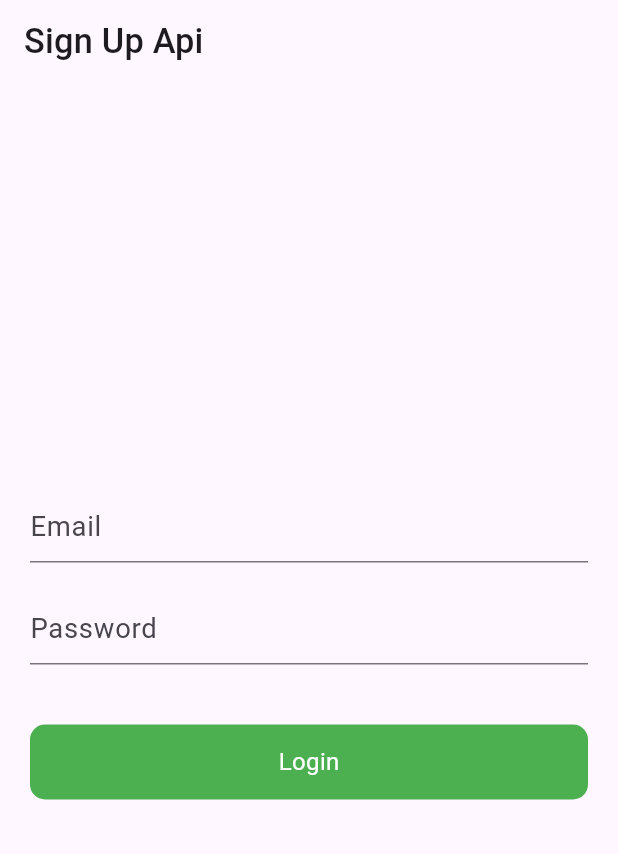
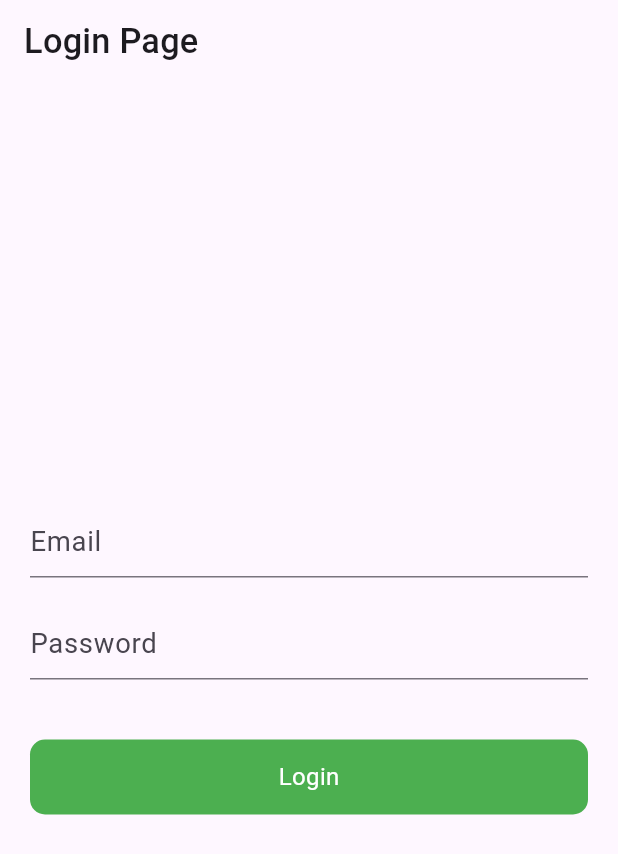
Before and after one commit to GavelKharmalki/employee_management, a Flutter app: the screen it shows after launch, on a phone screen of 412 x 824 dp. Shown: the top 854 px of the screen. Run offline on Flutter 3.47's test engine with Material 3 defaults, Android fonts, the phone set to English and light mode, and no system bars; our stand-ins replace flutter_screenutil.

Commit message:
Loginup page fixed

```diff
--- a/lib/authentication/signup.dart
+++ b/lib/authentication/signup.dart
@@ -1,7 +1,9 @@
-import 'package:employee_management/model/login_request_model.dart';
-import 'package:employee_management/screens/homepage.dart';
+
 import 'package:employee_management/service/api_service.dart';
 import 'package:flutter/material.dart';
+import 'package:employee_management/screens/homepage.dart';
+
+import '../model/login_request_model.dart';
 
 class SignUpScreen extends StatefulWidget {
   const SignUpScreen({Key? key}) : super(key: key);
@@ -17,24 +19,40 @@ class _SignUpScreenState extends State<SignUpScreen> {
   // Instantiate ApiService
   ApiService apiService = ApiService();
 
-  late Future<Map<String, dynamic>>? _loginFuture; // Initialize to null
+  late Future<Map<String, dynamic>>? _loginFuture;
   late String token;
 
   @override
   void initState() {
     super.initState();
-    _loginFuture = null; // Set it to null to avoid showing loading/error initially
+    _loginFuture = null;
     token = "";
   }
 
-  void login(String email, String password) async {
+  Future<void> login(String email, String password) async {
     try {
-      LoginRequestModel loginRequest = LoginRequestModel(email: email, password: password);
-      setState(() {
-        _loginFuture = apiService.login(loginRequest);
-      });
+      LoginRequestModel loginRequest =
+          LoginRequestModel(email: email, password: password);
+      final result = await apiService.login(loginRequest);
+
+      if (result['success']) {
+        print('Login successful');
+        token = result['token'];
+        print(token);
+
+        Navigator.pushReplacement(
+          context,
+          MaterialPageRoute(
+            builder: (context) => HomePage(),
+          ),
+        );
+      } else {
+        print('Login failed: ${result['error']}');
+        // Handle login failure
+      }
     } catch (e) {
       print(e.toString());
+      // Handle exceptions
     }
   }
 
@@ -42,7 +60,7 @@ class _SignUpScreenState extends State<SignUpScreen> {
   Widget build(BuildContext context) {
     return Scaffold(
       appBar: AppBar(
-        title: const Text('Sign Up Api'),
+        title: const Text('Login Page'),
       ),
       body: SafeArea(
         child: Padding(
@@ -69,7 +87,8 @@ class _SignUpScreenState extends State<SignUpScreen> {
               SizedBox(height: 40,),
               GestureDetector(
                 onTap: () {
-                  login(emailController.text.toString(), passwordController.text.toString());
+                  login(emailController.text.toString(),
+                      passwordController.text.toString());
                 },
                 child: Container(
                   height: 50,
@@ -80,64 +99,6 @@ class _SignUpScreenState extends State<SignUpScreen> {
                   child: Center(child: Text('Login')),
                 ),
               ),
-              SizedBox(height: 20),
-              FutureBuilder<Map<String, dynamic>>(
-  future: _loginFuture,
-  builder: (context, snapshot) {
-    if (_loginFuture == null) {
-      return Container(); // or any other initial state widget
-    }
-
-    if (snapshot.connectionState == ConnectionState.waiting) {
-      return CircularProgressIndicator();
-    } else if (snapshot.hasError) {
-      // Show an error message using SnackBar
-      WidgetsBinding.instance?.addPostFrameCallback((_) {
-        ScaffoldMessenger.of(context).showSnackBar(
-          SnackBar(
-            content: Text('An error occurred: ${snapshot.error}'),
-            duration: Duration(seconds: 3),
-          ),
-        );
-      });
-      return Container();
-    } else {
-      if (snapshot.data!['success']) {
-        // Do something if login is successful
-        print('Login successful');
-        // Extract and store the token
-        token = snapshot.data!['token'];
-        print(token);
-        WidgetsBinding.instance?.addPostFrameCallback((_) {
-          ScaffoldMessenger.of(context).showSnackBar(
-            SnackBar(
-              content: Text('Login Successful'),
-              duration: Duration(seconds: 3),
-            ),
-          );
-        });
-        Navigator.pushReplacement(
-          context,
-          MaterialPageRoute(
-            builder: (context) => HomePage(),
-          ),
-        );
-      } else {
-        // Show an error message using SnackBar
-        WidgetsBinding.instance?.addPostFrameCallback((_) {
-          ScaffoldMessenger.of(context).showSnackBar(
-            SnackBar(
-              content: Text('Login failed: ${snapshot.data!['error']}'),
-              duration: Duration(seconds: 3),
-            ),
-          );
-        });
-      }
-      return Container();
-    }
-  },
-),
-
             ],
           ),
         ),
```
